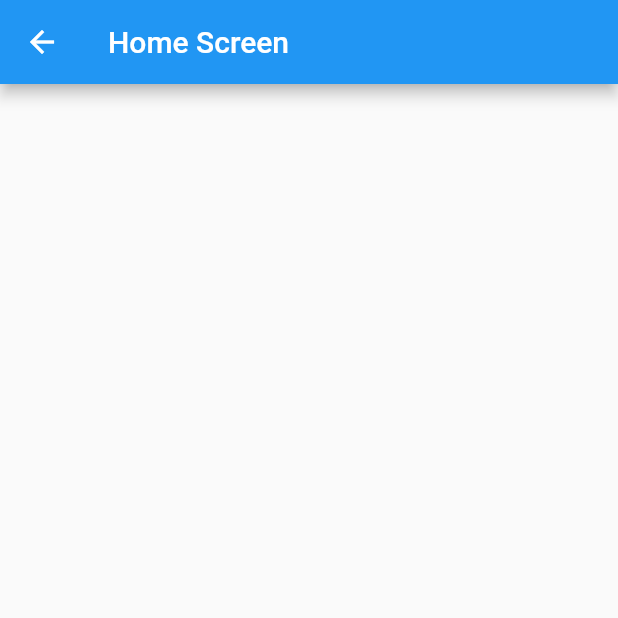
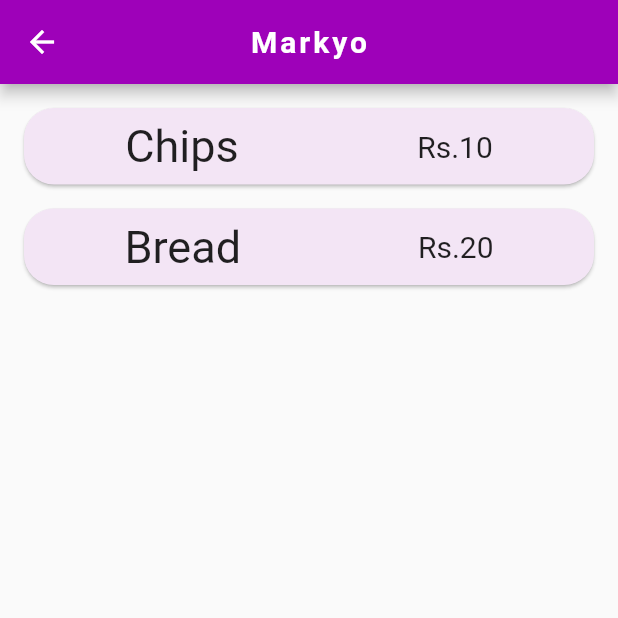
Before and after one commit to vinayakvj/Markyo---Self-checkout-App, a Flutter app: the Home screen opened directly, on a phone screen of 412 x 824 dp, the top half of it. Run offline on Flutter 3.47's test engine with Material 2 defaults, Android fonts, the phone set to English and light mode, and no system bars.

Commit message:
home screen small update

```diff
--- /dev/null
+++ b/lib/Components/card.dart
@@ -0,0 +1,10 @@
+ class Product {
+
+  String? name;
+  int? cost;
+
+  Product({required String name,required int cost}) {
+    this.name = name;
+    this.cost = cost;
+  }
+}
--- a/lib/home.dart
+++ b/lib/home.dart
@@ -1,6 +1,7 @@
 import 'package:flutter/material.dart';
 import 'package:flutter/src/foundation/key.dart';
 import 'package:flutter/src/widgets/framework.dart';
+import './Components/card.dart';
 
 class Home extends StatefulWidget {
   const Home({Key? key}) : super(key: key);
@@ -10,11 +11,60 @@ class Home extends StatefulWidget {
 }
 
 class _HomeState extends State<Home> {
+
+  List<Product> l1 = [
+    Product(name:'Chips', cost:10),
+    Product(name:'Bread',cost:20),
+    ];
+
+
+  Widget eachProd(prod) {
+    return Container(
+      child: Card(
+        color: Colors.purple[50],
+        shape: RoundedRectangleBorder(
+                borderRadius: BorderRadius.circular(20),
+              ),
+        margin: EdgeInsets.fromLTRB(16.0, 16.0, 16.0, 0),
+        child: Padding(
+          padding: const EdgeInsets.all(8.0),
+          child: Row(
+            mainAxisAlignment: MainAxisAlignment.spaceAround,
+            children: [
+              Text('${prod.name}',
+              style: TextStyle(
+                fontSize: 30.0
+              ),),
+              Text('Rs.${prod.cost}',
+              style: TextStyle(
+                fontSize: 20.0
+              ),)
+            ],
+          ),
+        ),
+      ),
+    );
+  }
+
   @override
   Widget build(BuildContext context) {
     return Scaffold(
       appBar: AppBar(
-        title: Text('Home Screen'),
+        backgroundColor: Color.fromARGB(255, 158, 1, 185),
+        title: Text('Markyo',
+        style: TextStyle(
+          letterSpacing: 2.0,
+          fontWeight: FontWeight.bold
+        ),
+        ),
+        centerTitle: true,
+      ),
+      body: Container(
+        child: Column(
+          children: l1.map((e) {
+            return eachProd(e);
+          }).toList()
+        ),
       ),
     );
   }
--- a/lib/main.dart
+++ b/lib/main.dart
@@ -1,4 +1,5 @@
 import 'package:flutter/material.dart';
+import 'home.dart';
 
 void main() => runApp(MaterialApp(
     home: LoginPage()
@@ -149,7 +150,7 @@ class _LoginPageState extends State<LoginPage> {
             firstName = '';
             secondName = '';
 
-            Navigator.push(context, MaterialPageRoute(builder: (BuildContext context) {
+             Navigator.push(context, MaterialPageRoute(builder: (BuildContext context) {
               return Home();
             }),);
           });
```
